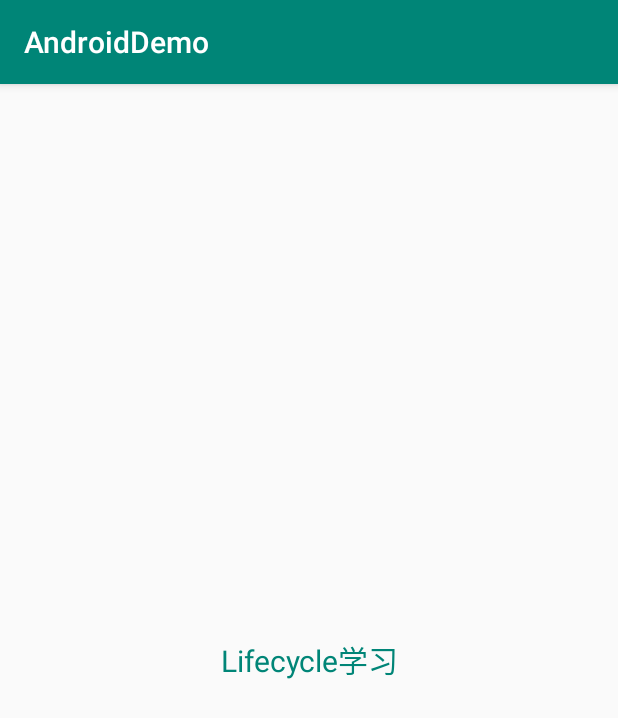
After one commit to rain9155/AndroidDemo, an Android app: the LifecycleActivity screen opened directly, with no data from a screen before it, on a phone screen of 412 x 824 dp. The commit adds this screen. Shown: the top 718 px of the screen. Run offline under Robolectric (Android 15) with nearby library versions, the phone set to English and light mode, and no system bars.

Commit message:
添加lifecycle

```diff
--- a/app/src/main/AndroidManifest.xml
+++ b/app/src/main/AndroidManifest.xml
@@ -11,7 +11,11 @@
         android:supportsRtl="true"
         android:theme="@style/AppTheme"
         tools:ignore="GoogleAppIndexingWarning">
-        <activity android:name=".FromActivity"></activity>
+        <activity android:name=".jetpack.architecture.livedata.LiveDataActivity"></activity>
+        <activity android:name=".jetpack.architecture.lifecycle.LifecycleActivity" />
+        <activity android:name=".jetpack.architecture.ArchActivity" />
+        <activity android:name=".jetpack.JetpackActivity" />
+        <activity android:name=".FromActivity" />
         <activity
             android:name=".animation.reveal.RevealActivity"
             android:theme="@style/NoActionBarTheme" />
--- a/app/src/main/java/com/example/androiddemo/MainActivity.kt
+++ b/app/src/main/java/com/example/androiddemo/MainActivity.kt
@@ -5,6 +5,7 @@ import androidx.appcompat.app.AppCompatActivity
 import android.os.Bundle
 import com.example.androiddemo.animationtest.AnimActivity
 import com.example.androiddemo.drawable.DrawableActivity
+import com.example.androiddemo.jetpack.JetpackActivity
 import com.example.androiddemo.listview.ListActivity
 import com.example.androiddemo.material.ToolbarActivity
 import com.example.androiddemo.recyclerview.RecyclerActivity
@@ -56,5 +57,9 @@ class MainActivity : AppCompatActivity() {
             startActivity(Intent(this, ToolbarActivity::class.java))
         }
 
+        cp_to_jetpack.setOnClickListener {
+            startActivity(Intent(this, JetpackActivity::class.java))
+        }
+
     }
 }
--- /dev/null
+++ b/app/src/main/java/com/example/androiddemo/jetpack/architecture/lifecycle/LifecycleActivity.kt
@@ -0,0 +1,107 @@
+package com.example.androiddemo.jetpack.architecture.lifecycle
+
+import androidx.appcompat.app.AppCompatActivity
+import android.os.Bundle
+import android.util.Log
+import androidx.lifecycle.Lifecycle
+import androidx.lifecycle.LifecycleObserver
+import androidx.lifecycle.LifecycleRegistry
+import androidx.lifecycle.OnLifecycleEvent
+import com.example.androiddemo.R
+
+/**
+ * 参考：
+ * https://developer.android.com/topic/libraries/architecture/lifecycle#lc
+ * http://liuwangshu.cn/application/jetpack/2-lifecycle-use.html
+ *
+ * 生命周期感应组件Lifecycle：
+ * 1、在实际开发中有很多组件都会依赖于Activity或Fragment的生命周期方法进行回调，这样会导致Activity或Fragment的生命周期方法中参杂大量代码，使得它们难以维护
+ * 2、有些组件在启动之前需要在Activity或Fragment的某个生命周期方法(如onStart)中做耗时操作，这样会导致在Activity或Fragment结束(如onStop)之前该组件还没有启动
+ * 所以Lifecycle就是为了解决以上两个问题：
+ * 当使用Lifecycle后，组件不必再把回调或操作放入Activity或Fragment的相应生命周期方法中，组件只需要观察Lifecycle，
+ * 当生命周期改变时，Lifecycle会感知到，并调用组件相应的回调方法，这样组件就可以响应生命周期的变化从而做出相应的操作，
+ * 所以使用Lifecycle可以把组件依赖于生命周期的操作移进组件本身，使得这些操作不再与Activity或Fragment耦合
+ *
+ * 组成：
+ * Event：生命周期事件
+ * State：Lifecycle的状态
+ * LifecycleObserver：观察者
+ * LifecycleOwner：Lifecycle持有者，里面有一个getLifecycle方法返回Lifecycle实例
+ * Lifecycle：生命周期感应组件
+ * LifecycleRegistry：android中Lifecycle的默认实现类
+ *
+ * Lifecycle使用步骤(依赖于androidX，如果不依赖于androidX，需要导入lifecycle-runtime)：
+ * 1、定义继承自LifecycleObserver的观察者；
+ * 2、在观察者中使用@OnLifecycleEvent注解标记需要调用的方法
+ * 3、把观察者注册进Lifecycle中去.
+ */
+class LifecycleActivity : AppCompatActivity() {
+
+    private val TAG = this.javaClass.simpleName
+
+    /** 1、定义继承LifecycleObserver的观察者 */
+    interface IPresenter : LifecycleObserver{
+
+        /** 2、在观察者中使用@OnLifecycleEvent注解标记需要调用的方法 */
+
+        @OnLifecycleEvent(Lifecycle.Event.ON_ANY)
+        fun onAny()
+
+        @OnLifecycleEvent(Lifecycle.Event.ON_CREATE)
+        fun onCreate()
+
+        @OnLifecycleEvent(Lifecycle.Event.ON_START)
+        fun onStart()
+
+        @OnLifecycleEvent(Lifecycle.Event.ON_RESUME)
+        fun onResume()
+
+        @OnLifecycleEvent(Lifecycle.Event.ON_PAUSE)
+        fun onPause()
+
+        @OnLifecycleEvent(Lifecycle.Event.ON_STOP)
+        fun onStop()
+
+        @OnLifecycleEvent(Lifecycle.Event.ON_DESTROY)
+        fun onDestroy()
+    }
+
+    internal inner class MyPresenter : IPresenter{
+        override fun onAny() {
+            Log.d(TAG, "Lifecycle invoke onAny()")
+        }
+
+        override fun onCreate() {
+            Log.d(TAG, "Lifecycle invoke onCreate()")
+        }
+
+        override fun onStart() {
+            Log.d(TAG, "Lifecycle invoke onStart()")
+        }
+
+        override fun onResume() {
+            Log.d(TAG, "Lifecycle invoke onResume()")
+        }
+
+        override fun onPause() {
+            Log.d(TAG, "Lifecycle invoke onPause()")
+        }
+
+        override fun onStop() {
+            Log.d(TAG, "Lifecycle invoke onStop()")
+        }
+
+        override fun onDestroy() {
+            Log.d(TAG, "Lifecycle invoke onDestroy()")
+        }
+    }
+
+
+    override fun onCreate(savedInstanceState: Bundle?) {
+        super.onCreate(savedInstanceState)
+        setContentView(R.layout.activity_lifecycle)
+
+        /** 2、把观察者注册进Lifecycle中去 */
+        lifecycle.addObserver(MyPresenter())
+    }
+}
--- /dev/null
+++ b/app/src/main/res/layout/activity_lifecycle.xml
@@ -0,0 +1,19 @@
+<?xml version="1.0" encoding="utf-8"?>
+<androidx.constraintlayout.widget.ConstraintLayout xmlns:android="http://schemas.android.com/apk/res/android"
+    xmlns:tools="http://schemas.android.com/tools"
+    android:layout_width="match_parent"
+    android:layout_height="match_parent"
+    tools:context=".jetpack.architecture.lifecycle.LifecycleActivity">
+
+    <TextView
+        android:layout_width="match_parent"
+        android:layout_height="match_parent"
+        android:text="Lifecycle学习"
+        android:gravity="center"
+        android:textSize="20sp"
+        android:translationZ="10dp"
+        android:elevation="10dp"
+        android:textColor="@color/colorPrimary"
+        tools:ignore="MissingConstraints,UnusedAttribute" />
+
+</androidx.constraintlayout.widget.ConstraintLayout>
--- a/app/src/main/res/layout/activity_main.xml
+++ b/app/src/main/res/layout/activity_main.xml
@@ -71,6 +71,12 @@
             android:layout_height="wrap_content"
             android:text="Material Design学习"/>
 
+        <com.google.android.material.chip.Chip
+            android:id="@+id/cp_to_jetpack"
+            android:layout_width="wrap_content"
+            android:layout_height="wrap_content"
+            android:text="jetpack学习"/>
+
     </com.google.android.material.chip.ChipGroup>
 
 
```
Also changed, not shown: app/build.gradle (+8 -1 lines), app/src/main/java/com/example/androiddemo/jetpack/JetpackActivity.kt (added, +21 -0 lines), app/src/main/java/com/example/androiddemo/jetpack/architecture/ArchActivity.kt (added, +21 -0 lines), app/src/main/java/com/example/androiddemo/jetpack/architecture/livedata/LiveDataActivity.kt (added, +13 -0 lines), app/src/main/res/layout/activity_arc.xml (added, +27 -0 lines), app/src/main/res/layout/activity_jetpack.xml (added, +26 -0 lines), app/src/main/res/layout/activity_live_data.xml (added, +9 -0 lines), build.gradle (+7 -2 lines).
